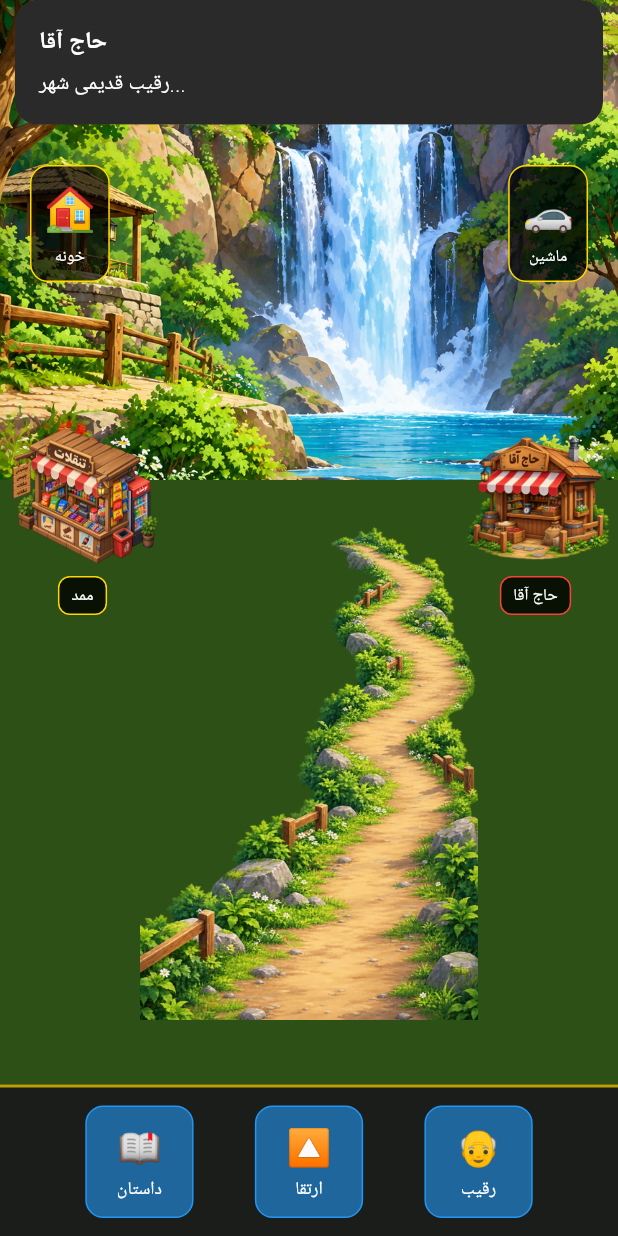
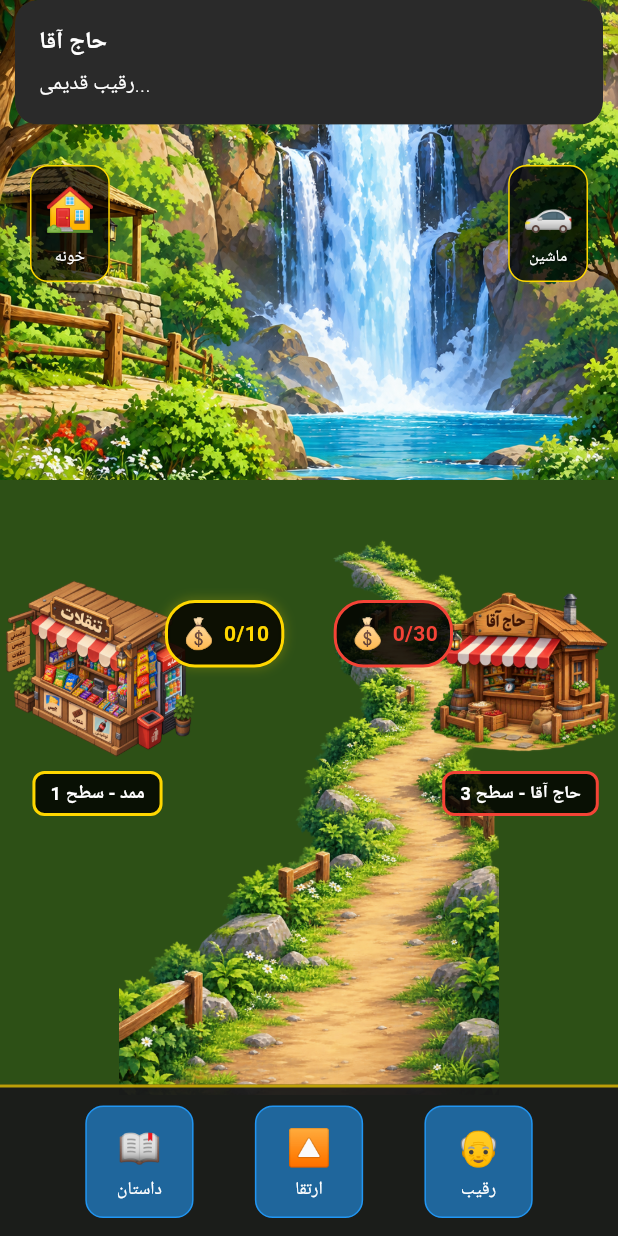
Before and after one commit to mhmdhsnjlyly140-eng/image_marker, a Flutter app: the HomePage screen opened by its route, item 3 of the bottom bar chosen, on a phone screen of 412 x 824 dp. Run offline on Flutter 3.47's test engine with Material 3 defaults, Android fonts, the phone set to English and light mode, and no system bars; our stand-ins replace get.

Commit message:
Update main.dart

```diff
--- a/lib/main.dart
+++ b/lib/main.dart
@@ -1,4 +1,6 @@
+import 'dart:async';
 import 'package:flutter/material.dart';
+import 'package:flutter/services.dart';
 import 'package:get/get.dart';
 
 // ============================================================
@@ -225,39 +227,102 @@ class HomePage extends StatefulWidget {
 }
 
 class _HomePageState extends State<HomePage> {
+  // پول کل
   int money = 0;
-  int perSecond = 1;
+
+  // ===== دکان ممد =====
+  int mamadPending = 0;
+  int mamadLevel = 1;
+  int mamadCycleSeconds = 5;
+
+  int get mamadMaxPending => mamadLevel * 10;
+  int get mamadPerCycle => mamadLevel * 10;
+
+  // ===== دکان حاج آقا (نمایش) =====
+  int hajAghaPending = 0;
+  int hajAghaLevel = 3;
+  int hajAghaCycleSeconds = 5;
+
+  int get hajAghaMaxPending => hajAghaLevel * 10;
+  int get hajAghaPerCycle => hajAghaLevel * 10;
+
+  Timer? _mamadTimer;
+  Timer? _hajAghaTimer;
 
   @override
   void initState() {
     super.initState();
-    _startIncome();
+    _startTimers();
   }
 
-  void _startIncome() {
-    Future.delayed(const Duration(seconds: 1), () {
+  @override
+  void dispose() {
+    _mamadTimer?.cancel();
+    _hajAghaTimer?.cancel();
+    super.dispose();
+  }
+
+  void _startTimers() {
+    // دکان ممد
+    _mamadTimer = Timer.periodic(
+      Duration(seconds: mamadCycleSeconds),
+      (timer) {
         if (mounted) {
-        setState(() => money += perSecond);
-        _startIncome();
+          setState(() {
+            if (mamadPending < mamadMaxPending) {
+              mamadPending += mamadPerCycle;
+              if (mamadPending > mamadMaxPending) {
+                mamadPending = mamadMaxPending;
+              }
             }
           });
+        }
+      },
+    );
+
+    // دکان حاج آقا
+    _hajAghaTimer = Timer.periodic(
+      Duration(seconds: hajAghaCycleSeconds),
+      (timer) {
+        if (mounted) {
+          setState(() {
+            if (hajAghaPending < hajAghaMaxPending) {
+              hajAghaPending += hajAghaPerCycle;
+              if (hajAghaPending > hajAghaMaxPending) {
+                hajAghaPending = hajAghaMaxPending;
+              }
+            }
+          });
+        }
+      },
+    );
+  }
+
+  void _collectMamad() {
+    if (mamadPending > 0) {
+      setState(() {
+        money += mamadPending;
+        mamadPending = 0;
+      });
+      HapticFeedback.mediumImpact();
+    }
   }
 
   @override
   Widget build(BuildContext context) {
+    final mamadIsFull = mamadPending >= mamadMaxPending;
+
     return Scaffold(
       backgroundColor: AppTheme.grass,
       body: SafeArea(
         child: Stack(
           children: [
-            // ===== ۱. پس‌زمینه سبز (کل صفحه) =====
+            // ===== ۱. پس‌زمینه سبز =====
             Positioned.fill(
-              child: Container(
-                color: AppTheme.grass,
-              ),
+              child: Container(color: AppTheme.grass),
             ),
 
-            // ===== ۲. آبشار (بالا) =====
+            // ===== ۲. آبشار =====
             Positioned(
               top: 0,
               left: 0,
@@ -272,49 +337,168 @@ class _HomePageState extends State<HomePage> {
               ),
             ),
 
-            // ===== ۳. جاده (وسط) =====
+            // ===== ۳. جاده =====
             Positioned(
               top: 280,
               left: 30,
               right: 30,
-              height: 400,
+              height: 450,
               child: ImageHelper.load(
                 path: 'assets/images/jadeh.png',
                 fallbackEmoji: '🛤️',
                 width: double.infinity,
-                height: 400,
+                height: 450,
                 fit: BoxFit.contain,
               ),
             ),
 
-            // ===== ۴. دکان ممد (چپ) =====
+            // ===== ۴. دکان ممد =====
             Positioned(
-              top: 280,
-              left: 5,
-              child: GestureDetector(
-                onTap: () => setState(() => money += 10),
+              top: 380,
+              left: 0,
               child: Column(
                 children: [
-                    ImageHelper.load(
+                  GestureDetector(
+                    onTap: _collectMamad,
+                    child: ImageHelper.load(
                       path: 'assets/images/boofe.png',
                       fallbackEmoji: '🏪',
-                      width: 100,
-                      height: 100,
+                      width: 130,
+                      height: 130,
+                    ),
                   ),
                   const SizedBox(height: 4),
                   Container(
                     padding: const EdgeInsets.symmetric(
-                        horizontal: 8,
+                      horizontal: 10,
                       vertical: 4,
                     ),
                     decoration: BoxDecoration(
                       color: Colors.black.withOpacity(0.8),
                       borderRadius: BorderRadius.circular(8),
-                        border: Border.all(color: AppTheme.gold),
+                      border: Border.all(color: AppTheme.gold, width: 2),
                     ),
-                      child: const Text(
-                        'ممد',
-                        style: TextStyle(color: Colors.white, fontSize: 11),
+                    child: Text(
+                      'ممد - سطح $mamadLevel',
+                      style: const TextStyle(
+                        color: Colors.white,
+                        fontSize: 12,
+                        fontWeight: FontWeight.bold,
+                      ),
+                    ),
+                  ),
+                ],
+              ),
+            ),
+
+            // ===== ۵. آیکون پول دکان ممد =====
+            Positioned(
+              top: 400,
+              left: 110,
+              child: GestureDetector(
+                onTap: _collectMamad,
+                child: AnimatedContainer(
+                  duration: const Duration(milliseconds: 300),
+                  padding: const EdgeInsets.symmetric(
+                    horizontal: 8,
+                    vertical: 6,
+                  ),
+                  decoration: BoxDecoration(
+                    color: Colors.black.withOpacity(0.85),
+                    borderRadius: BorderRadius.circular(20),
+                    border: Border.all(
+                      color: mamadIsFull ? AppTheme.red : AppTheme.gold,
+                      width: 2,
+                    ),
+                    boxShadow: [
+                      BoxShadow(
+                        color: (mamadIsFull ? AppTheme.red : AppTheme.gold)
+                            .withOpacity(mamadPending > 0 ? 0.7 : 0.2),
+                        blurRadius: mamadPending > 0 ? 15 : 5,
+                        spreadRadius: mamadPending > 0 ? 3 : 1,
+                      ),
+                    ],
+                  ),
+                  child: Row(
+                    mainAxisSize: MainAxisSize.min,
+                    children: [
+                      const Text('💰', style: TextStyle(fontSize: 20)),
+                      const SizedBox(width: 4),
+                      Text(
+                        '$mamadPending/$mamadMaxPending',
+                        style: TextStyle(
+                          color: mamadIsFull ? AppTheme.red : AppTheme.gold,
+                          fontSize: 14,
+                          fontWeight: FontWeight.bold,
+                        ),
+                      ),
+                    ],
+                  ),
+                ),
+              ),
+            ),
+
+            // ===== ۶. دکان حاج آقا =====
+            Positioned(
+              top: 380,
+              right: 0,
+              child: Column(
+                children: [
+                  ImageHelper.load(
+                    path: 'assets/images/haj_agha_shop.png',
+                    fallbackEmoji: '🏚️',
+                    width: 130,
+                    height: 130,
+                  ),
+                  const SizedBox(height: 4),
+                  Container(
+                    padding: const EdgeInsets.symmetric(
+                      horizontal: 10,
+                      vertical: 4,
+                    ),
+                    decoration: BoxDecoration(
+                      color: Colors.black.withOpacity(0.8),
+                      borderRadius: BorderRadius.circular(8),
+                      border: Border.all(color: AppTheme.red, width: 2),
+                    ),
+                    child: Text(
+                      'حاج آقا - سطح $hajAghaLevel',
+                      style: const TextStyle(
+                        color: Colors.white,
+                        fontSize: 12,
+                        fontWeight: FontWeight.bold,
+                      ),
+                    ),
+                  ),
+                ],
+              ),
+            ),
+
+            // ===== ۷. آیکون پول دکان حاج آقا =====
+            Positioned(
+              top: 400,
+              right: 110,
+              child: Container(
+                padding: const EdgeInsets.symmetric(
+                  horizontal: 8,
+                  vertical: 6,
+                ),
+                decoration: BoxDecoration(
+                  color: Colors.black.withOpacity(0.85),
+                  borderRadius: BorderRadius.circular(20),
+                  border: Border.all(color: AppTheme.red, width: 2),
+                ),
+                child: Row(
+                  mainAxisSize: MainAxisSize.min,
+                  children: [
+                    const Text('💰', style: TextStyle(fontSize: 20)),
+                    const SizedBox(width: 4),
+                    Text(
+                      '$hajAghaPending/$hajAghaMaxPending',
+                      style: const TextStyle(
+                        color: AppTheme.red,
+                        fontSize: 14,
+                        fontWeight: FontWeight.bold,
                       ),
                     ),
                   ],
@@ -322,49 +506,7 @@ class _HomePageState extends State<HomePage> {
               ),
             ),
 
-            // ===== ۵. دکان حاج آقا (راست) =====
-            Positioned(
-              top: 280,
-              right: 5,
-              child: GestureDetector(
-                onTap: () {
-                  Get.snackbar(
-                    'حاج آقا',
-                    'رقیب قدیمی... ۳۰ ساله اینجاست!',
-                    backgroundColor: AppTheme.darkCard,
-                    colorText: Colors.white,
-                  );
-                },
-                child: Column(
-                  children: [
-                    ImageHelper.load(
-                      path: 'assets/images/haj_agha_shop.png',
-                      fallbackEmoji: '🏚️',
-                      width: 100,
-                      height: 100,
-                    ),
-                    const SizedBox(height: 4),
-                    Container(
-                      padding: const EdgeInsets.symmetric(
-                        horizontal: 8,
-                        vertical: 4,
-                      ),
-                      decoration: BoxDecoration(
-                        color: Colors.black.withOpacity(0.8),
-                        borderRadius: BorderRadius.circular(8),
-                        border: Border.all(color: AppTheme.red),
-                      ),
-                      child: const Text(
-                        'حاج آقا',
-                        style: TextStyle(color: Colors.white, fontSize: 11),
-                      ),
-                    ),
-                  ],
-                ),
-              ),
-            ),
-
-            // ===== ۶. نوار بالا (پول) =====
+            // ===== ۸. نوار بالا =====
             Positioned(
               top: 16,
               left: 16,
@@ -372,35 +514,27 @@ class _HomePageState extends State<HomePage> {
               child: _buildTopBar(),
             ),
 
-            // ===== ۷. دکمه خونه =====
+            // ===== ۹. دکمه خونه =====
             Positioned(
               top: 110,
               left: 20,
               child: _mapButton('خونه', '🏠', () {
-                Get.snackbar(
-                  'خونه',
-                  '۷۵ کیلومتر تا اینجا...',
-                  backgroundColor: AppTheme.darkCard,
-                  colorText: Colors.white,
-                );
+                Get.snackbar('خونه', '۷۵ کیلومتر...',
+                  backgroundColor: AppTheme.darkCard, colorText: Colors.white);
               }),
             ),
 
-            // ===== ۸. دکمه ماشین =====
+            // ===== ۱۰. دکمه ماشین =====
             Positioned(
               top: 110,
               right: 20,
               child: _mapButton('ماشین', '🚗', () {
-                Get.snackbar(
-                  'ماشین',
-                  'پیکان قدیمی...',
-                  backgroundColor: AppTheme.darkCard,
-                  colorText: Colors.white,
-                );
+                Get.snackbar('ماشین', 'پیکان...',
+                  backgroundColor: AppTheme.darkCard, colorText: Colors.white);
               }),
             ),
 
-            // ===== ۹. نوار پایین (دکمه‌ها) =====
+            // ===== ۱۱. نوار پایین =====
             Positioned(
               bottom: 0,
               left: 0,
@@ -413,7 +547,6 @@ class _HomePageState extends State<HomePage> {
     );
   }
 
-  // ===== نوار بالا =====
   Widget _buildTopBar() {
     return Container(
       padding: const EdgeInsets.symmetric(horizontal: 12, vertical: 8),
@@ -442,7 +575,7 @@ class _HomePageState extends State<HomePage> {
                 ),
               ),
               Text(
-                '+$perSecond تومن/ثانیه',
+                'سطح $mamadLevel: +$mamadPerCycle هر ۵ ثانیه',
                 style: const TextStyle(
                   color: AppTheme.green,
                   fontSize: 11,
@@ -456,7 +589,6 @@ class _HomePageState extends State<HomePage> {
     );
   }
 
-  // ===== دکمه نقشه =====
   Widget _mapButton(String label, String emoji, VoidCallback onTap) {
     return GestureDetector(
       onTap: onTap,
@@ -481,7 +613,6 @@ class _HomePageState extends State<HomePage> {
     );
   }
 
-  // ===== نوار پایین =====
   Widget _buildBottomBar() {
     return Container(
       padding: const EdgeInsets.symmetric(vertical: 12, horizontal: 16),
@@ -500,19 +631,14 @@ class _HomePageState extends State<HomePage> {
           _menuButton('داستان', '📖', () => Get.offAllNamed('/story')),
           _menuButton('ارتقا', '🔼', () => Get.toNamed('/upgrade')),
           _menuButton('رقیب', '👴', () {
-            Get.snackbar(
-              'حاج آقا',
-              'رقیب قدیمی شهر...',
-              backgroundColor: AppTheme.darkCard,
-              colorText: Colors.white,
-            );
+            Get.snackbar('حاج آقا', 'رقیب قدیمی...',
+              backgroundColor: AppTheme.darkCard, colorText: Colors.white);
           }),
         ],
       ),
     );
   }
 
-  // ===== دکمه نوار پایین =====
   Widget _menuButton(String label, String emoji, VoidCallback onTap) {
     return GestureDetector(
       onTap: onTap,
@@ -551,7 +677,7 @@ class UpgradePage extends StatelessWidget {
       {
         'name': 'بوفه چوبی',
         'price': 'رایگان',
-        'income': '۱ تومن/ثانیه',
+        'income': '۱۰ هر ۵ ثانیه',
         'emoji': '🏪',
         'image': 'boofe.png',
         'level': 1,
@@ -559,7 +685,7 @@ class UpgradePage extends StatelessWidget {
       {
         'name': 'چای‌خانه',
         'price': '۵۰۰',
-        'income': '۵ تومن/ثانیه',
+        'income': '۵۰ هر ۵ ثانیه',
         'emoji': '☕',
         'image': 'chai_khane.png',
         'level': 0,
@@ -567,7 +693,7 @@ class UpgradePage extends StatelessWidget {
       {
         'name': 'بستنی‌فروشی',
         'price': '۵,۰۰۰',
-        'income': '۲۵ تومن/ثانیه',
+        'income': '۲۵۰ هر ۵ ثانیه',
         'emoji': '🍦',
         'image': 'bastani.png',
         'level': 0,
@@ -575,7 +701,7 @@ class UpgradePage extends StatelessWidget {
       {
         'name': 'ساندویچی',
         'price': '۵۰,۰۰۰',
-        'income': '۱۵۰ تومن/ثانیه',
+        'income': '۱,۵۰۰ هر ۵ ثانیه',
         'emoji': '🥪',
         'image': 'sandwichi.png',
         'level': 0,
@@ -583,7 +709,7 @@ class UpgradePage extends StatelessWidget {
       {
         'name': 'رستوران آبشار',
         'price': '۱,۰۰۰,۰۰۰',
-        'income': '۱,۰۰۰ تومن/ثانیه',
+        'income': '۱۰,۰۰۰ هر ۵ ثانیه',
         'emoji': '🍽️',
         'image': 'restaurant.png',
         'level': 0,
```
Lines whose indentation alone changed are shown as unchanged.
